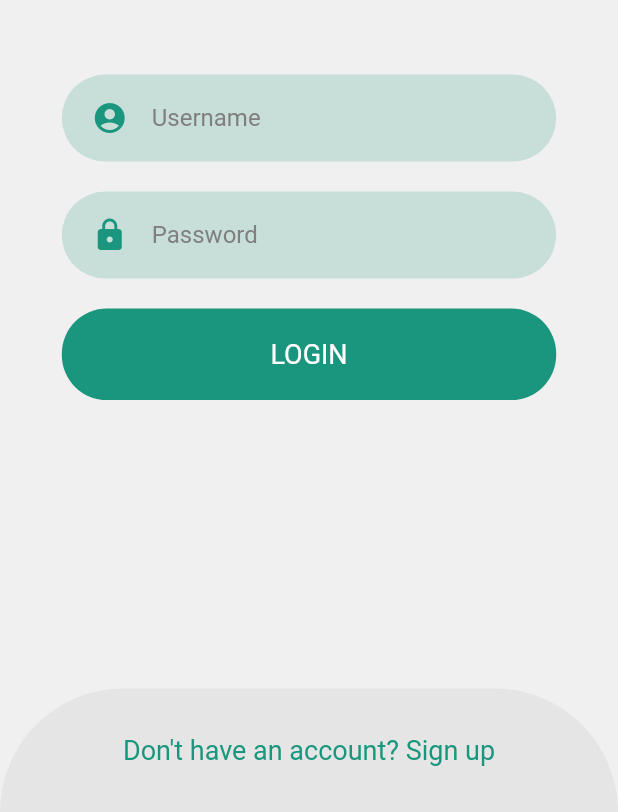
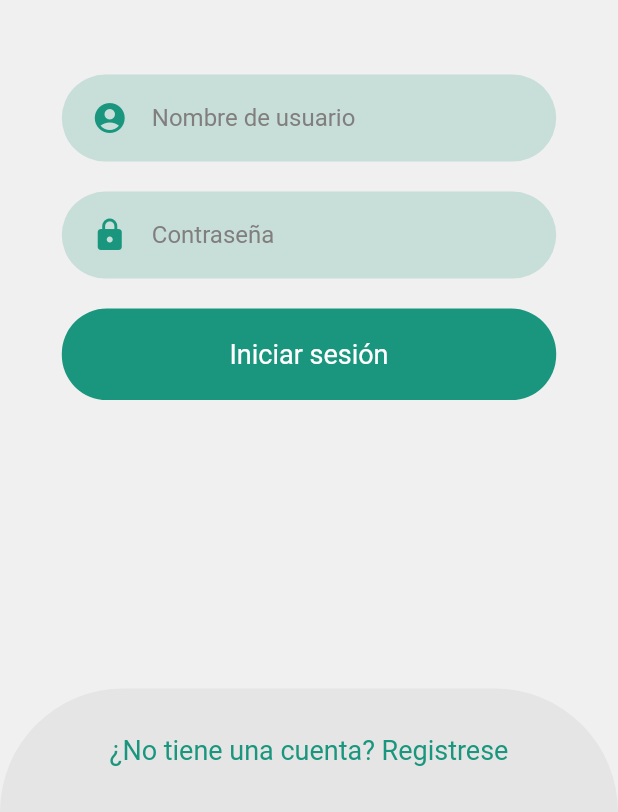
Before and after one commit to luismc1615/proyecto-coopeassa, a Flutter app: the screen it shows after launch, on a phone screen of 412 x 824 dp, the part 424-1236 px from its top. Run offline on Flutter 3.47's test engine with Material 2 defaults, Android fonts, the phone set to English and light mode, and no system bars; our stand-ins replace card_swiper, carousel_slider, curved_navigation_bar, firebase_core, firebase_messaging, firebase_storage and 7 more; missing offline and left inert: dart:ffi, encrypt, mongo_dart, textfield_tags; accounts and stored records are empty.

Commit message:
Cambio en textos de login y registro

```diff
--- a/mobile_project/lib/src/pages/login/components/rounded_password_input.dart
+++ b/mobile_project/lib/src/pages/login/components/rounded_password_input.dart
@@ -25,7 +25,7 @@ class RoundedPasswordInput extends StatelessWidget {
             obscureText: true,
             decoration: InputDecoration(
                 icon: Icon(Icons.lock, color: kPrimaryColor),
-                hintText: 'Password',
+                hintText: 'Contraseña',
                 hintStyle: TextStyle(
                     color: /* DateTime.now().hour > 18 || DateTime.now().hour < 6
                         ? const Color.fromARGB(255, 185, 185, 185)
--- a/mobile_project/lib/src/pages/login/forms/login_form.dart
+++ b/mobile_project/lib/src/pages/login/forms/login_form.dart
@@ -55,12 +55,12 @@ class _LoginFormState extends State<LoginForm> {
                 const SizedBox(height: 40),
                 RoundedInput(
                     icon: Icons.account_circle,
-                    hint: 'Username',
+                    hint: 'Nombre de usuario',
                     seter: setUsername),
                 RoundedPasswordInput(hint: 'PasswordLogin', seter: setPassword),
                 const SizedBox(height: 10),
                 RoundedButton(
-                    title: 'LOGIN',
+                    title: 'Iniciar sesión',
                     obj: {'username': usernameInfo, 'password': passwordInfo}),
                 const SizedBox(height: 10),
               ],
--- a/mobile_project/lib/src/pages/login/forms/register_form.dart
+++ b/mobile_project/lib/src/pages/login/forms/register_form.dart
@@ -72,31 +72,31 @@ class _RegisterFormState extends State<RegisterForm> {
                 children: [
                   const SizedBox(height: 10),
                   const Text(
-                    'Register',
+                    'Registro',
                     style: TextStyle(fontWeight: FontWeight.bold, fontSize: 24),
                   ),
                   const SizedBox(height: 40),
-                  Image.asset('assets/images/paws.png'),
+                  Image.asset('assets/images/user+.png'),
                   const SizedBox(height: 40),
                   RoundedInput(
                     icon: Icons.face_rounded,
-                    hint: 'Name',
+                    hint: 'Nombre',
                     seter: setName,
                   ),
                   RoundedInput(
-                      icon: Icons.email, hint: 'Email', seter: setEmail),
+                      icon: Icons.email, hint: 'Correo electrónico', seter: setEmail),
                   RoundedInput(
-                      icon: Icons.phone, hint: 'Phone', seter: setPhone),
+                      icon: Icons.phone, hint: 'Teléfono', seter: setPhone),
                   RoundedInput(
                       icon: Icons.account_circle,
-                      hint: 'Username',
+                      hint: 'Nombre de usuario',
                       seter: setUsername),
                   RoundedPasswordInput(
                     hint: 'Password',
                     seter: setPassword,
                   ),
                   const SizedBox(height: 10),
-                  RoundedButton(title: 'SIGN UP', obj: {
+                  RoundedButton(title: 'Registrarse', obj: {
                     'name': nameInfo,
                     'email': emailInfo,
                     'phone': phoneInfo,
--- a/mobile_project/lib/src/pages/login/login.dart
+++ b/mobile_project/lib/src/pages/login/login.dart
@@ -154,7 +154,7 @@ class _LoginScreenState extends State<LoginScreen>
                 },
           child: isLogin
               ? Text(
-                  "Don't have an account? Sign up",
+                  "¿No tiene una cuenta? Registrese",
                   style: TextStyle(color: kPrimaryColor, fontSize: 18),
                 )
               : null,
```
Also changed, not shown: mobile_project/assets/images/user+.png (added).
